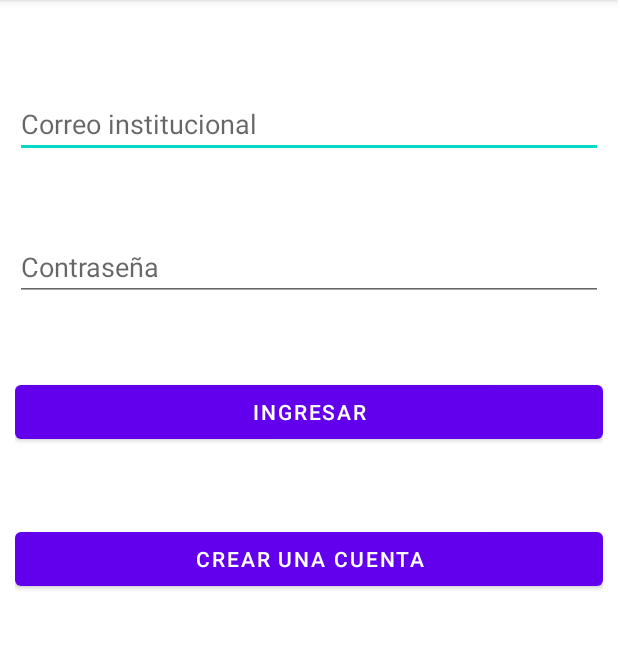
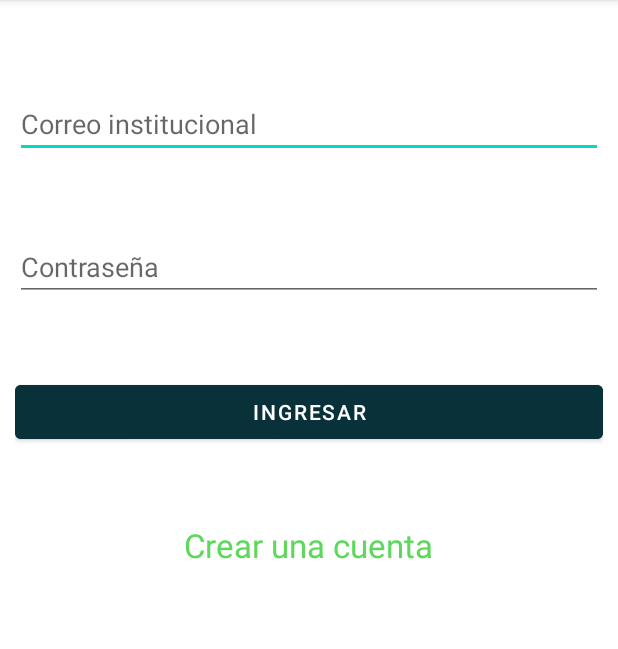
Before and after one commit to Jonathana1106/MercaditoTEC, an Android app: the screen it shows after launch (LogIn), on a phone screen of 412 x 824 dp, the part 84-733 px from its top. Run offline under Robolectric (Android 15) with nearby library versions, the phone set to English and light mode, and no system bars.

Commit message:
Coloreando
Aun no logro subrayar el texto

```diff
--- a/MercaditoTECMobile/app/src/main/java/com/teammsn/mercaditotecmobile/LogIn.java
+++ b/MercaditoTECMobile/app/src/main/java/com/teammsn/mercaditotecmobile/LogIn.java
@@ -5,8 +5,11 @@ import androidx.appcompat.app.AppCompatActivity;
 import android.content.Intent;
 import android.os.Bundle;
 import android.view.View;
+import android.text.SpannableString ;
+import android.text.style.UnderlineSpan ;
 import android.widget.Button;
 import android.widget.EditText;
+import android.widget.TextView;
 
 public class LogIn extends AppCompatActivity {
 
@@ -14,12 +17,17 @@ public class LogIn extends AppCompatActivity {
      * Se crean las variables globales de la clase
      */
     EditText email, password;
-    Button signin, signup;
+    TextView signup;
+    Button signin;
 
     @Override
     protected void onCreate(Bundle savedInstanceState) {
         super.onCreate(savedInstanceState);
         setContentView(R.layout.activity_log_in);
+/**
+        SpannableString content = new SpannableString( "Content" ) ;
+        content.setSpan( new UnderlineSpan() , 0 , content.length() , 0 ) ;
+        signup.setText(content) ; */
 
         /**
          * Se inicializan las variables globales de la clase y se ligan al ID de la vista
@@ -27,7 +35,7 @@ public class LogIn extends AppCompatActivity {
         email = (EditText) findViewById(R.id.email);
         password = (EditText) findViewById(R.id.password);
         signin = (Button) findViewById(R.id.btnsignin);
-        signup = (Button) findViewById(R.id.btnsignup);
+        signup = (TextView) findViewById(R.id.btnsignup);
 
         signin.setOnClickListener(new View.OnClickListener() {
             @Override
--- a/MercaditoTECMobile/app/src/main/res/layout/activity_log_in.xml
+++ b/MercaditoTECMobile/app/src/main/res/layout/activity_log_in.xml
@@ -26,15 +26,28 @@
         android:layout_width="match_parent"
         android:layout_height="wrap_content"
         android:text="Ingresar"
+        android:backgroundTint="#08313A"
         android:layout_marginTop="50dp"
         android:layout_below="@+id/password"/>
 
+    <TextView
+        android:id="@+id/btnsignup"
+        android:layout_width="wrap_content"
+        android:layout_height="wrap_content"
+        android:layout_centerHorizontal="true"
+        android:layout_marginTop="50dp"
+        android:text="Crear una cuenta"
+        android:textColor="#5CD85A"
+        style="@style/TextAppearance.AppCompat.Large"
+        android:layout_below="@+id/btnsignin"/>
+
+    <!--
     <Button
         android:id="@+id/btnsignup"
         android:layout_width="match_parent"
         android:layout_height="wrap_content"
         android:text="Crear una cuenta"
         android:layout_marginTop="50dp"
-        android:layout_below="@+id/btnsignin"/>
+        android:layout_below="@+id/btnsignin"/> -->
 
 </RelativeLayout>
```
